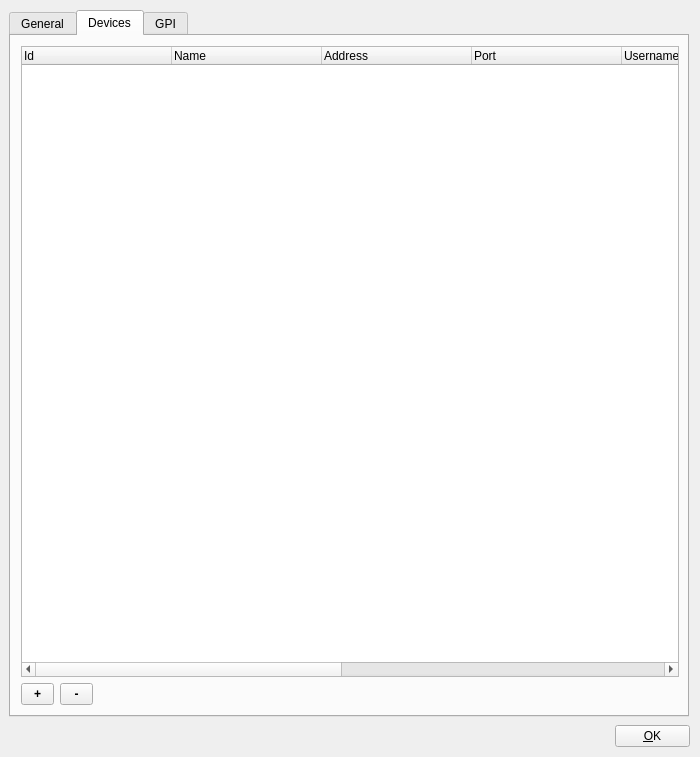
The window that trunk/Widgets/SettingsDialog.ui (cambell-prince/casparcg-client) describes before a commit, drawn with Qt 5.
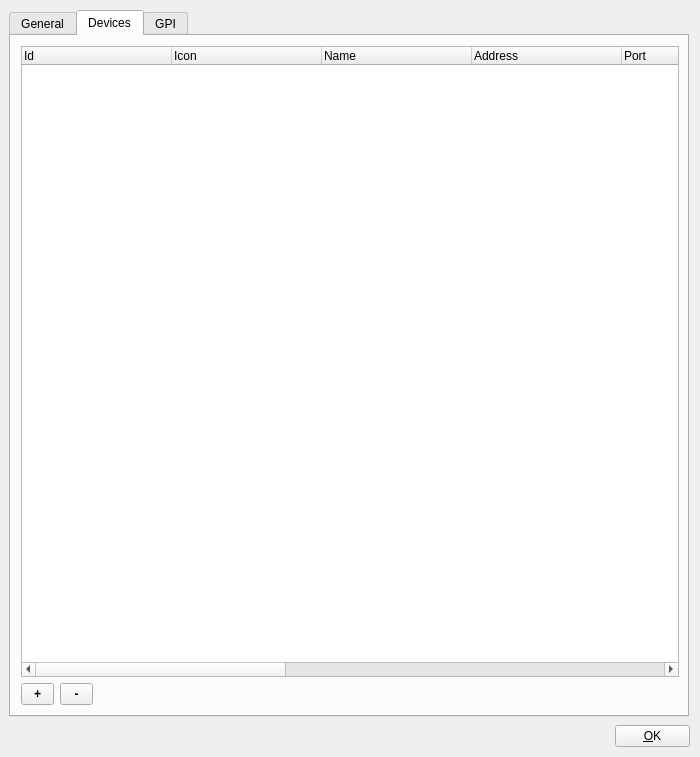
The same window after the commit. The open tabs and pages were chosen to show the change.

Patch:
```diff
--- a/trunk/Widgets/SettingsDialog.ui
+++ b/trunk/Widgets/SettingsDialog.ui
@@ -287,6 +287,11 @@
        <string>Id</string>
       </property>
      </column>
+     <column>
+      <property name="text">
+       <string>Icon</string>
+      </property>
+     </column>
      <column>
       <property name="text">
        <string>Name</string>
@@ -327,6 +332,11 @@
        <string>Shadow</string>
       </property>
      </column>
+     <column>
+      <property name="text">
+       <string>Channels</string>
+      </property>
+     </column>
     </widget>
     <widget class="QToolButton" name="toolButtonRemoveDevice">
      <property name="geometry">
```
